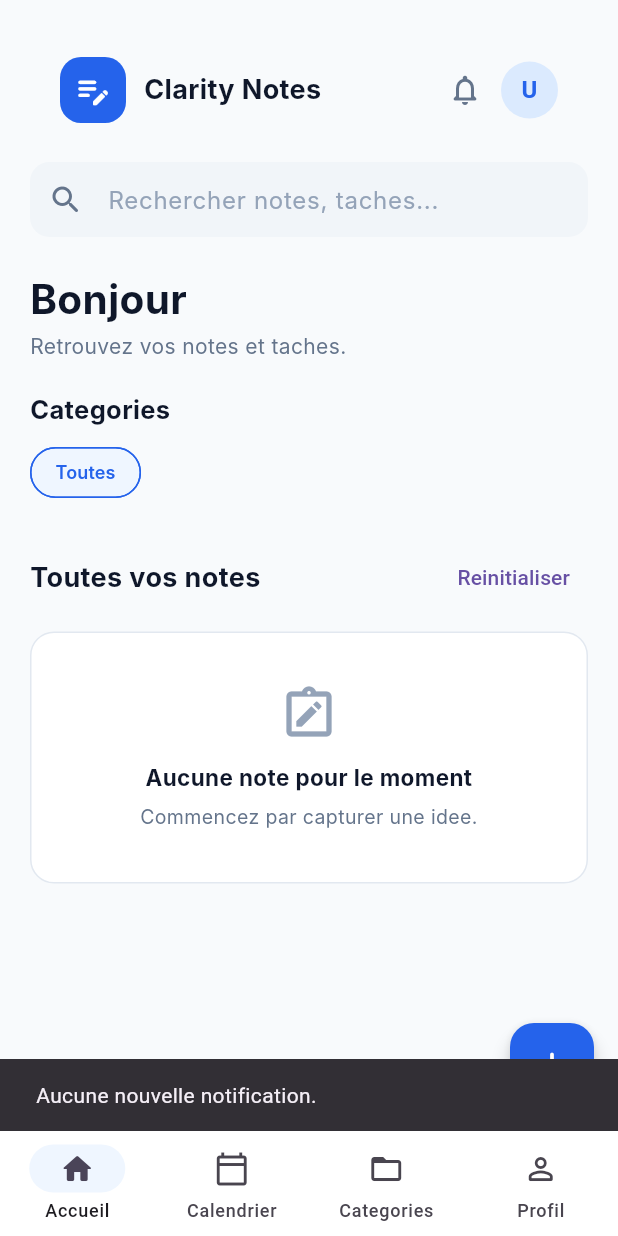
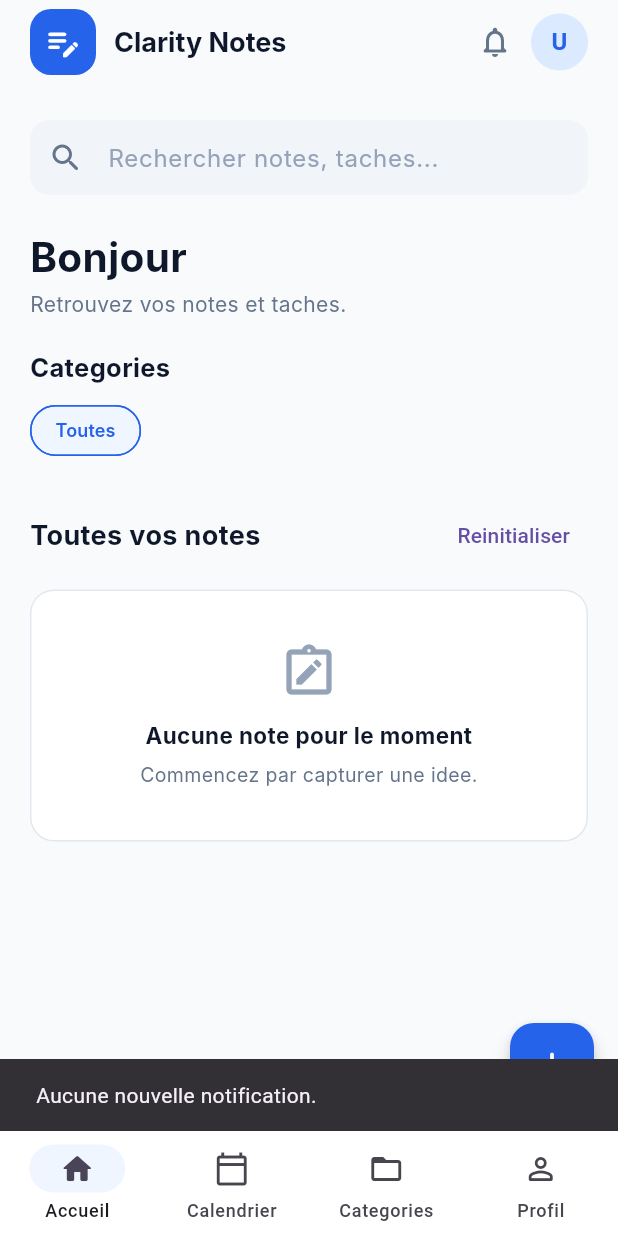
Before and after one commit to Drizain2/noteflow, a Flutter app: the AppShell screen opened directly, after a tap on the "notifications none" icon, on a phone screen of 412 x 824 dp. Run offline on Flutter 3.47's test engine with Material 3 defaults, Android fonts, the phone set to English and light mode, and no system bars; our stand-ins replace sqflite, sqflite_common_ffi, sqflite_common_ffi_web; accounts and stored records are empty; Roboto replaces fonts that are missing (Inter).

Commit message:
[ADD] transformation du header en appbar

```diff
--- a/lib/screens/calendar/calendar_screen.dart
+++ b/lib/screens/calendar/calendar_screen.dart
@@ -3,9 +3,7 @@ import 'package:flutter/material.dart';
 import '../../models/note.dart';
 import '../../services/note_service.dart';
 import '../../services/session_service.dart';
-import '../../widgets/app_header.dart';
 import '../notes/note_editor_screen.dart';
-import '../profile/profile_screen.dart';
 
 class CalendarScreen extends StatefulWidget {
   const CalendarScreen({super.key});
@@ -41,24 +39,15 @@ class _CalendarScreenState extends State<CalendarScreen> {
     return Scaffold(
       backgroundColor: background,
       body: ListView(
-        padding: const EdgeInsets.fromLTRB(0, 0, 0, 32),
+        padding: const EdgeInsets.fromLTRB(20, 24, 20, 32),
         children: [
-          AppHeader(
-            onProfile: () => Navigator.push(
-              context,
-              MaterialPageRoute(builder: (_) => const ProfileScreen()),
-            ),
-          ),
-          const Padding(
-            padding: EdgeInsets.fromLTRB(20, 24, 20, 0),
-            child: Text(
+          const Text(
             'Calendrier',
             style: TextStyle(
               fontFamily: 'Inter',
               fontSize: 20,
               fontWeight: FontWeight.w700,
               color: ink,
-              ),
             ),
           ),
           const SizedBox(height: 14),
--- a/lib/screens/categories/categories_screen.dart
+++ b/lib/screens/categories/categories_screen.dart
@@ -3,8 +3,6 @@ import 'package:flutter/material.dart';
 import '../../models/category.dart';
 import '../../services/category_service.dart';
 import '../../services/session_service.dart';
-import '../../widgets/app_header.dart';
-import '../profile/profile_screen.dart';
 
 class CategoriesScreen extends StatefulWidget {
   const CategoriesScreen({super.key});
@@ -42,12 +40,6 @@ class _CategoriesScreenState extends State<CategoriesScreen> {
       backgroundColor: background,
       body: Column(
         children: [
-          AppHeader(
-            onProfile: () => Navigator.push(
-              context,
-              MaterialPageRoute(builder: (_) => const ProfileScreen()),
-            ),
-          ),
           const Padding(
             padding: EdgeInsets.fromLTRB(20, 24, 20, 8),
             child: Align(
--- a/lib/screens/home/home_screen.dart
+++ b/lib/screens/home/home_screen.dart
@@ -5,9 +5,7 @@ import '../../models/note.dart';
 import '../../services/category_service.dart';
 import '../../services/note_service.dart';
 import '../../services/session_service.dart';
-import '../../widgets/app_header.dart';
 import '../notes/note_editor_screen.dart';
-import '../profile/profile_screen.dart';
 
 class HomeScreen extends StatefulWidget {
   const HomeScreen({super.key});
@@ -69,9 +67,6 @@ class _HomeScreenState extends State<HomeScreen> {
 
   @override
   Widget build(BuildContext context) {
-    final firstName =
-        SessionService.currentUser?.name.split(' ').first ?? 'vous';
-
     return Scaffold(
       backgroundColor: background,
       body: SafeArea(
@@ -82,25 +77,12 @@ class _HomeScreenState extends State<HomeScreen> {
             physics: const AlwaysScrollableScrollPhysics(),
             slivers: [
               SliverPadding(
-                padding: const EdgeInsets.fromLTRB(20, 18, 20, 0),
-                sliver: SliverToBoxAdapter(
-                  child: AppHeader(
-                    onProfile: () => Navigator.push(
-                      context,
-                      MaterialPageRoute(builder: (_) => const ProfileScreen()),
-                    ),
-                    onNotifications: () =>
-                        _showMessage('Aucune nouvelle notification.'),
-                  ),
-                ),
-              ),
-              SliverPadding(
                 padding: const EdgeInsets.fromLTRB(20, 24, 20, 0),
                 sliver: SliverToBoxAdapter(child: _buildSearch()),
               ),
               SliverPadding(
                 padding: const EdgeInsets.fromLTRB(20, 25, 20, 0),
-                sliver: SliverToBoxAdapter(child: _buildWelcome(firstName)),
+                sliver: SliverToBoxAdapter(child: _buildWelcome()),
               ),
               SliverPadding(
                 padding: const EdgeInsets.fromLTRB(20, 20, 20, 0),
@@ -163,7 +145,9 @@ class _HomeScreenState extends State<HomeScreen> {
     );
   }
 
-  Widget _buildWelcome(String firstName) {
+  Widget _buildWelcome() {
+    final firstName =
+        SessionService.currentUser?.name.split(' ').first ?? 'a vous';
     return Column(
       crossAxisAlignment: CrossAxisAlignment.start,
       children: [
@@ -871,9 +855,4 @@ class _HomeScreenState extends State<HomeScreen> {
     return '${date.hour.toString().padLeft(2, '0')}:${date.minute.toString().padLeft(2, '0')}';
   }
 
-  void _showMessage(String message) {
-    ScaffoldMessenger.of(
-      context,
-    ).showSnackBar(SnackBar(content: Text(message)));
-  }
 }
--- a/lib/screens/profile/profile_screen.dart
+++ b/lib/screens/profile/profile_screen.dart
@@ -1,7 +1,6 @@
 import 'package:flutter/material.dart';
 
 import '../../services/session_service.dart';
-import '../../widgets/app_header.dart';
 import '../auth/login_screen.dart';
 
 class ProfileScreen extends StatefulWidget {
@@ -27,19 +26,15 @@ class _ProfileScreenState extends State<ProfileScreen> {
     return Scaffold(
       backgroundColor: background,
       body: ListView(
-        padding: const EdgeInsets.fromLTRB(0, 0, 0, 32),
+        padding: const EdgeInsets.fromLTRB(20, 24, 20, 32),
         children: [
-          const AppHeader(),
-          const Padding(
-            padding: EdgeInsets.fromLTRB(20, 24, 20, 12),
-            child: Text(
+          const Text(
             'Profil',
             style: TextStyle(
               fontFamily: 'Inter',
               fontSize: 20,
               fontWeight: FontWeight.w700,
               color: ink,
-              ),
             ),
           ),
           Container(
--- a/lib/screens/shell/app_shell.dart
+++ b/lib/screens/shell/app_shell.dart
@@ -4,6 +4,7 @@ import '../calendar/calendar_screen.dart';
 import '../categories/categories_screen.dart';
 import '../home/home_screen.dart';
 import '../profile/profile_screen.dart';
+import '../../widgets/app_header.dart';
 
 class AppShell extends StatefulWidget {
   const AppShell({super.key, this.initialIndex = 0});
@@ -33,6 +34,12 @@ class _AppShellState extends State<AppShell> {
   @override
   Widget build(BuildContext context) {
     return Scaffold(
+      appBar: AppHeader(
+        onProfile: () => setState(() => selectedIndex = 3),
+        onNotifications: () => ScaffoldMessenger.of(context).showSnackBar(
+          const SnackBar(content: Text('Aucune nouvelle notification.')),
+        ),
+      ),
       body: IndexedStack(index: selectedIndex, children: screens),
       bottomNavigationBar: NavigationBar(
         selectedIndex: selectedIndex,
--- a/lib/widgets/app_header.dart
+++ b/lib/widgets/app_header.dart
@@ -2,7 +2,7 @@ import 'package:flutter/material.dart';
 
 import '../services/session_service.dart';
 
-class AppHeader extends StatelessWidget {
+class AppHeader extends StatelessWidget implements PreferredSizeWidget {
   const AppHeader({this.onProfile, this.onNotifications, super.key});
 
   final VoidCallback? onProfile;
@@ -13,13 +13,20 @@ class AppHeader extends StatelessWidget {
   static const primary = Color(0xFF2563EB);
 
   @override
+  Size get preferredSize => const Size.fromHeight(kToolbarHeight);
+
+  @override
   Widget build(BuildContext context) {
     final name = SessionService.currentUser?.name ?? 'Utilisateur';
     final initial = name.isEmpty ? 'U' : name[0].toUpperCase();
 
-    return Padding(
-      padding: const EdgeInsets.fromLTRB(20, 18, 20, 0),
-      child: Row(
+    return AppBar(
+      automaticallyImplyLeading: false,
+      backgroundColor: const Color(0xFFF8FAFC),
+      surfaceTintColor: Colors.transparent,
+      elevation: 0,
+      titleSpacing: 20,
+      title: Row(
         children: [
           Container(
             width: 44,
@@ -46,12 +53,17 @@ class AppHeader extends StatelessWidget {
               ),
             ),
           ),
+        ],
+      ),
+      actions: [
         IconButton(
           tooltip: 'Notifications',
           onPressed: onNotifications,
           icon: const Icon(Icons.notifications_none_rounded, color: muted),
         ),
-          GestureDetector(
+        Padding(
+          padding: const EdgeInsets.only(right: 20),
+          child: GestureDetector(
             onTap: onProfile,
             child: CircleAvatar(
               radius: 19,
@@ -65,8 +77,8 @@ class AppHeader extends StatelessWidget {
               ),
             ),
           ),
+        ),
       ],
-      ),
     );
   }
 }
```
Also changed, not shown: assets/wireframe/accueil_screen.png (deleted), assets/wireframe/connexion_screen.png (deleted), assets/wireframe/screen.png. Lines whose indentation alone changed are shown as unchanged.
